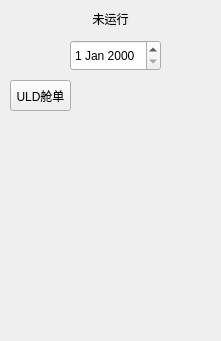
The window that Interface/MS.ui (liuym5/MS) describes before a commit, drawn with Qt 5.
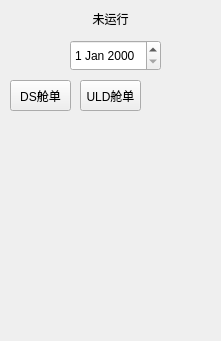
The same window after the commit.

Commit message: 2401092101DS舱单功能完成

```diff
--- a/Interface/MS.ui
+++ b/Interface/MS.ui
@@ -57,7 +57,7 @@
   <widget class="QPushButton" name="ULDMnfstBtn">
    <property name="geometry">
     <rect>
-     <x>10</x>
+     <x>80</x>
      <y>80</y>
      <width>61</width>
      <height>31</height>
@@ -67,6 +67,19 @@
     <string>ULD舱单</string>
    </property>
   </widget>
+  <widget class="QPushButton" name="DSMnfstBtn">
+   <property name="geometry">
+    <rect>
+     <x>10</x>
+     <y>80</y>
+     <width>61</width>
+     <height>31</height>
+    </rect>
+   </property>
+   <property name="text">
+    <string>DS舱单</string>
+   </property>
+  </widget>
  </widget>
  <resources/>
  <connections/>
```
The commit also changes 9 other files.
